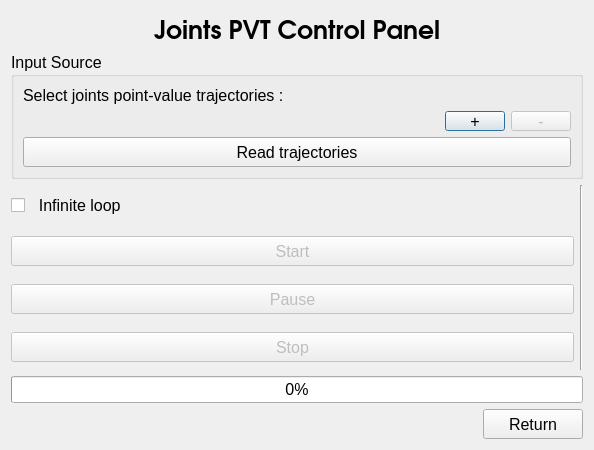
This is widgets/apps/joints_pvt_dialog.ui in IRMA-LAB/cable_robot as Qt 5 draws it before an edit. The edited form follows.
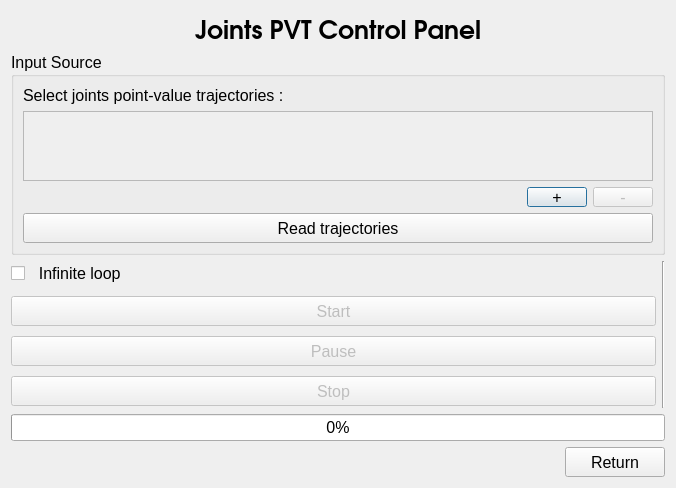
This is the edited form.

Commit message: added scroll area in joints pvt

```diff
--- a/widgets/apps/joints_pvt_dialog.ui
+++ b/widgets/apps/joints_pvt_dialog.ui
@@ -6,8 +6,8 @@
    <rect>
     <x>0</x>
     <y>0</y>
-    <width>594</width>
-    <height>450</height>
+    <width>676</width>
+    <height>488</height>
    </rect>
   </property>
   <property name="font">
@@ -18,7 +18,7 @@
   <property name="windowTitle">
    <string>Dialog</string>
   </property>
-  <layout class="QVBoxLayout" name="verticalLayout_4">
+  <layout class="QVBoxLayout" name="verticalLayout_4" stretch="0,1,0">
    <item>
     <widget class="QLabel" name="label_3">
      <property name="sizePolicy">
@@ -46,11 +46,11 @@
    <item>
     <layout class="QHBoxLayout" name="horizontalLayout_plots" stretch="0">
      <item>
-      <layout class="QVBoxLayout" name="verticalLayout_2">
+      <layout class="QVBoxLayout" name="verticalLayout_2" stretch="1,1,0">
        <item>
         <widget class="QGroupBox" name="groupBox_inputs">
          <property name="sizePolicy">
-          <sizepolicy hsizetype="Preferred" vsizetype="Fixed">
+          <sizepolicy hsizetype="Preferred" vsizetype="Preferred">
            <horstretch>0</horstretch>
            <verstretch>0</verstretch>
           </sizepolicy>
@@ -58,7 +58,7 @@
          <property name="title">
           <string>Input Source</string>
          </property>
-         <layout class="QVBoxLayout" name="verticalLayout_inputSource">
+         <layout class="QVBoxLayout" name="verticalLayout_5" stretch="0,1,0,0">
           <item>
            <widget class="QLabel" name="label">
             <property name="text">
@@ -66,6 +66,47 @@
             </property>
            </widget>
           </item>
+          <item>
+           <widget class="QScrollArea" name="scrollArea">
+            <property name="horizontalScrollBarPolicy">
+             <enum>Qt::ScrollBarAlwaysOff</enum>
+            </property>
+            <property name="sizeAdjustPolicy">
+             <enum>QAbstractScrollArea::AdjustToContents</enum>
+            </property>
+            <property name="widgetResizable">
+             <bool>true</bool>
+            </property>
+            <property name="alignment">
+             <set>Qt::AlignCenter</set>
+            </property>
+            <widget class="QWidget" name="scrollAreaWidgetContents">
+             <property name="geometry">
+              <rect>
+               <x>0</x>
+               <y>0</y>
+               <width>628</width>
+               <height>68</height>
+              </rect>
+             </property>
+             <layout class="QVBoxLayout" name="verticalLayout_inputSource">
+              <item>
+               <spacer name="verticalSpacer">
+                <property name="orientation">
+                 <enum>Qt::Vertical</enum>
+                </property>
+                <property name="sizeHint" stdset="0">
+                 <size>
+                  <width>20</width>
+                  <height>40</height>
+                 </size>
+                </property>
+               </spacer>
+              </item>
+             </layout>
+            </widget>
+           </widget>
+          </item>
           <item>
            <layout class="QHBoxLayout" name="horizontalLayout_2">
             <item>
```
The commit also changes 4 other files.
